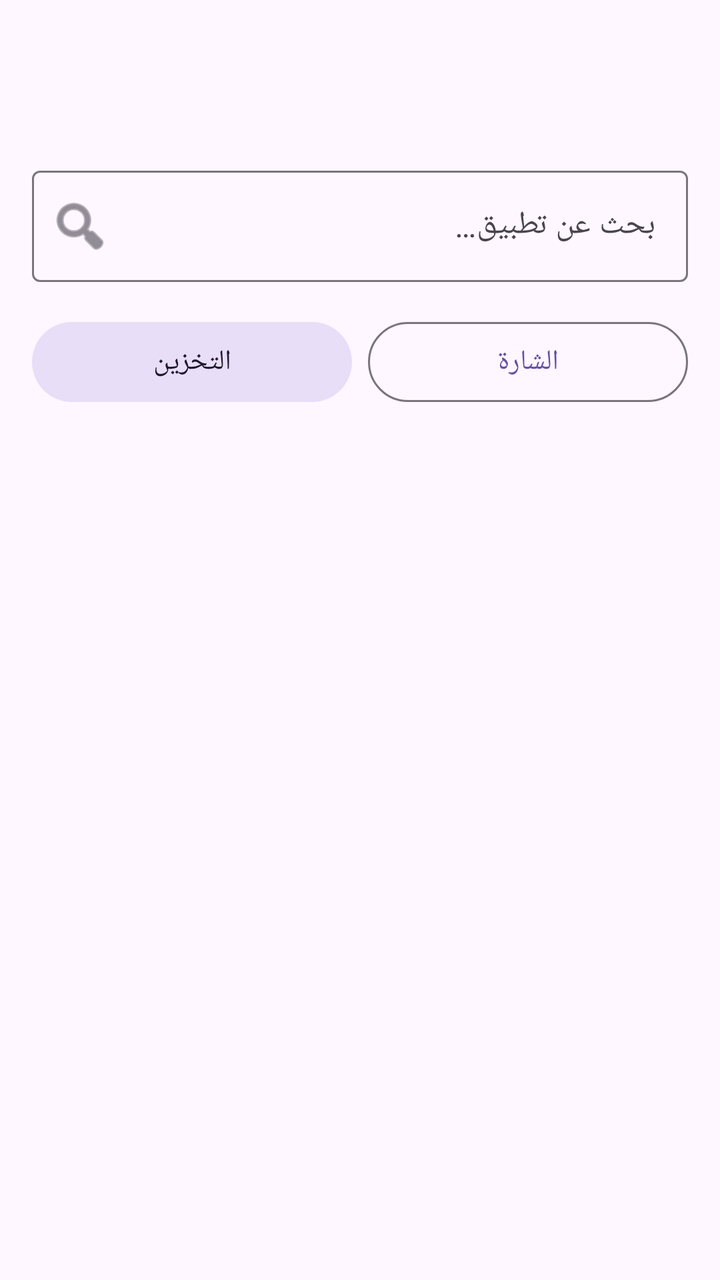
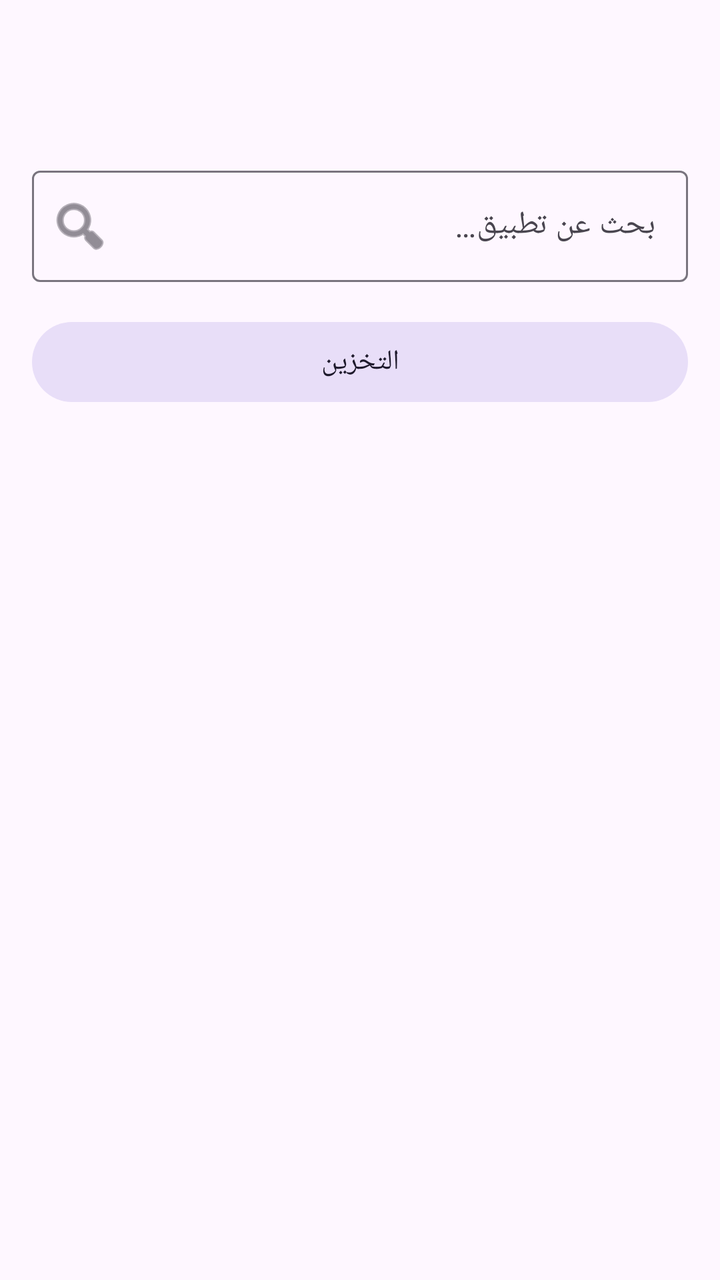

Screens rendered from an Android XML layout before and after an edit, with the pre-edit source and the edit as a unified diff.
<!-- AndroidManifest.xml: application theme Theme.ClonePilot -->
<!-- res/layout/activity_main.xml -->
<?xml version="1.0" encoding="utf-8"?>
<LinearLayout xmlns:android="http://schemas.android.com/apk/res/android"
    xmlns:app="http://schemas.android.com/apk/res-auto"
    android:orientation="vertical"
    android:layout_width="match_parent"
    android:layout_height="match_parent"
    android:background="?attr/colorSurface">

    <com.google.android.material.appbar.MaterialToolbar
        android:id="@+id/toolbar"
        android:layout_width="match_parent"
        android:layout_height="?attr/actionBarSize" />

    <com.google.android.material.textfield.TextInputLayout
        android:layout_width="match_parent"
        android:layout_height="wrap_content"
        android:layout_margin="16dp"
        android:hint="@string/search_hint"
        style="@style/Widget.Material3.TextInputLayout.OutlinedBox"
        app:startIconDrawable="@android:drawable/ic_menu_search">

        <com.google.android.material.textfield.TextInputEditText
            android:id="@+id/search"
            android:layout_width="match_parent"
            android:layout_height="wrap_content"
            android:singleLine="true" />
    </com.google.android.material.textfield.TextInputLayout>

    <LinearLayout
        android:layout_width="match_parent"
        android:layout_height="wrap_content"
        android:orientation="horizontal"
        android:layout_marginHorizontal="16dp"
        android:layout_marginBottom="8dp">

        <com.google.android.material.button.MaterialButton
            android:id="@+id/btn_storage"
            android:layout_width="0dp"
            android:layout_weight="1"
            android:layout_height="wrap_content"
            android:text="@string/storage_button"
            style="@style/Widget.Material3.Button.TonalButton" />

        <com.google.android.material.button.MaterialButton
            android:id="@+id/btn_badge"
            android:layout_width="0dp"
            android:layout_weight="1"
            android:layout_height="wrap_content"
            android:layout_marginStart="8dp"
            android:text="@string/badge_button"
            style="@style/Widget.Material3.Button.OutlinedButton" />
    </LinearLayout>

    <androidx.recyclerview.widget.RecyclerView
        android:id="@+id/list"
        android:layout_width="match_parent"
        android:layout_height="0dp"
        android:layout_weight="1"
        android:clipToPadding="false"
        android:padding="8dp" />

    <TextView
        android:id="@+id/empty"
        android:layout_width="match_parent"
        android:layout_height="wrap_content"
        android:text="@string/no_clones"
        android:textAppearance="?attr/textAppearanceBodyMedium"
        android:gravity="center"
        android:visibility="gone"
        android:padding="24dp" />
</LinearLayout>
<!-- resources referenced by this layout -->
<resources>
  <string name="badge_button">الشارة</string>
  <string name="no_clones">لا توجد نسخ بعد. اختر تطبيقاً وانسخه.</string>
  <string name="search_hint">بحث عن تطبيق…</string>
  <string name="storage_button">التخزين</string>
  <style name="Theme.ClonePilot" parent="Theme.Material3.DayNight.NoActionBar">
          <item name="colorPrimary">@color/seed</item>
      </style>
  <color name="seed">#6750A4</color>
</resources>

<!-- the commit's change to res/layout/activity_main.xml (unified diff, before → after) -->
@@ -26,30 +26,14 @@
             android:singleLine="true" />
     </com.google.android.material.textfield.TextInputLayout>
 
-    <LinearLayout
+    <com.google.android.material.button.MaterialButton
+        android:id="@+id/btn_storage"
         android:layout_width="match_parent"
         android:layout_height="wrap_content"
-        android:orientation="horizontal"
         android:layout_marginHorizontal="16dp"
-        android:layout_marginBottom="8dp">
-
-        <com.google.android.material.button.MaterialButton
-            android:id="@+id/btn_storage"
-            android:layout_width="0dp"
-            android:layout_weight="1"
-            android:layout_height="wrap_content"
-            android:text="@string/storage_button"
-            style="@style/Widget.Material3.Button.TonalButton" />
-
-        <com.google.android.material.button.MaterialButton
-            android:id="@+id/btn_badge"
-            android:layout_width="0dp"
-            android:layout_weight="1"
-            android:layout_height="wrap_content"
-            android:layout_marginStart="8dp"
-            android:text="@string/badge_button"
-            style="@style/Widget.Material3.Button.OutlinedButton" />
-    </LinearLayout>
+        android:layout_marginBottom="8dp"
+        android:text="@string/storage_button"
+        style="@style/Widget.Material3.Button.TonalButton" />
 
     <androidx.recyclerview.widget.RecyclerView
         android:id="@+id/list"
<!-- resource entries referenced after the edit -->
@@ -1,6 +1,5 @@
 <!-- resources referenced by this layout -->
 <resources>
-  <string name="badge_button">الشارة</string>
   <string name="no_clones">لا توجد نسخ بعد. اختر تطبيقاً وانسخه.</string>
   <string name="search_hint">بحث عن تطبيق…</string>
   <string name="storage_button">التخزين</string>
